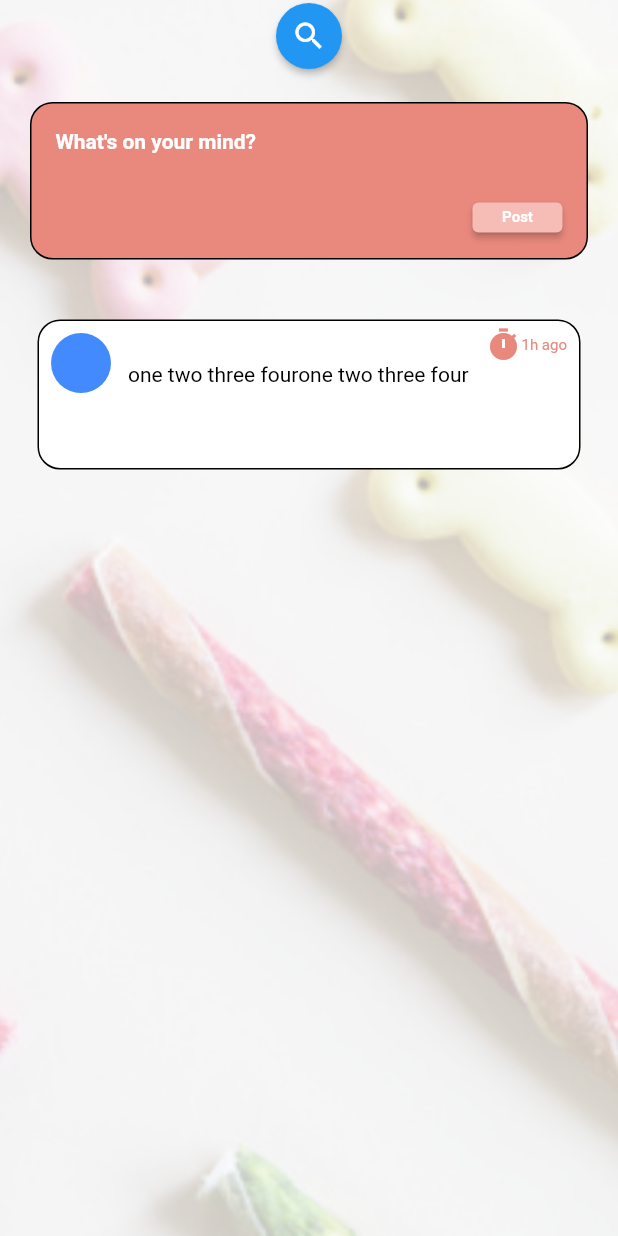
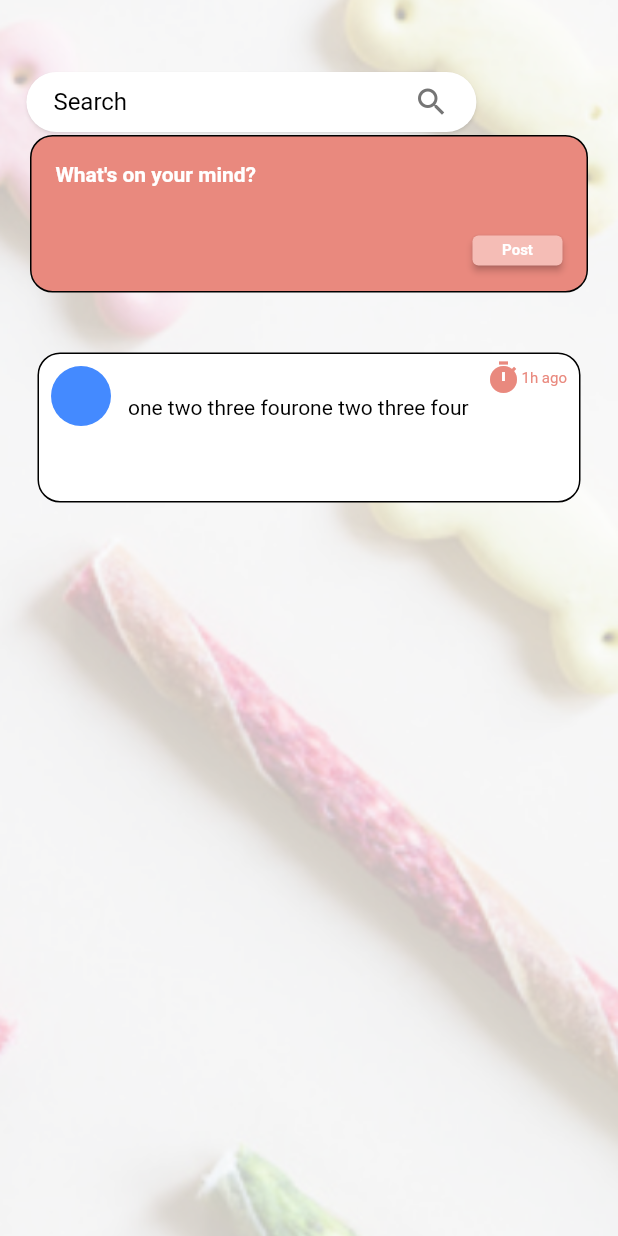
Before and after one commit to AhmedSh4hien/pettopia, a Flutter app: the screen it shows after launch, on a phone screen of 412 x 824 dp. Run offline on Flutter 3.47's test engine with Material 2 defaults, Android fonts, the phone set to English and light mode, and no system bars; drawn by our look-alikes of material_floating_search_bar.

Commit message:
search bar

```diff
--- a/lib/screens/home/home_screen.dart
+++ b/lib/screens/home/home_screen.dart
@@ -2,6 +2,7 @@ import 'package:flutter/material.dart';
 import 'package:pettopia/widgets/home_widgets/home_post_bubble.dart';
 import 'package:pettopia/widgets/home_widgets/home_posting_form.dart';
 import 'package:material_floating_search_bar/material_floating_search_bar.dart';
+import 'package:pettopia/widgets/home_widgets/home_search_bar.dart';
 
 class HomeScreen extends StatefulWidget {
   @override
@@ -17,24 +18,23 @@ class _HomeScreenState extends State<HomeScreen> {
           image: DecorationImage(
               image: AssetImage('assets/images/HomeBG.png'), fit: BoxFit.cover),
         ),
-        child: ListView(
-          children: [
-            FloatingSearchBarAction(
-              child: ElevatedButton(
-                child: Icon(Icons.search, color: Colors.white),
-                onPressed: () {},
-                style: ElevatedButton.styleFrom(
-                  shape: CircleBorder(),
-                  padding: EdgeInsets.all(10),
-                  primary: Colors.blue, // <-- Button color
-                  onPrimary: Colors.red, // <-- Splash color
-                ),
-              ),
+        child: Stack(
+          children: [Padding(
+            padding: const EdgeInsets.only(top: 70),
+            child: ListView(
+              children: [
+              PostingForm(),
+                PostBubble(),
+              ],
+
             ),
-            PostingForm(),
-            PostBubble(),
-          ],
+          ),
+          Padding(
+            padding: const EdgeInsets.all(8.0),
+            child: SearchBar(),
+          ),],
         ),
+
       ),
     );
   }
--- /dev/null
+++ b/lib/widgets/home_widgets/home_search_bar.dart
@@ -0,0 +1,68 @@
+import 'package:flutter/material.dart';
+import 'package:material_floating_search_bar/material_floating_search_bar.dart';
+
+class SearchBar extends StatelessWidget {
+  @override
+  Widget build(BuildContext context) {
+    return FloatingSearchBar(
+      hint: 'Search',
+      hintStyle: TextStyle(color: Colors.black),
+      // openAxisAlignment: ,
+      width: 300,
+      openWidth: 350,
+      axisAlignment: -0.8,
+      scrollPadding: EdgeInsets.only(top: 16, bottom: 20),
+      elevation: 1.0,
+      borderRadius: BorderRadius.circular(30),
+      height: 40,
+      padding: EdgeInsets.symmetric(horizontal: 10),
+      margins: EdgeInsets.only(top: 40),
+      onQueryChanged: (query) {
+        //methods here
+      },
+
+      transitionCurve: Curves.easeInOut,
+      transitionDuration: Duration(milliseconds: 500),
+      transition: CircularFloatingSearchBarTransition(),
+      debounceDelay: Duration(milliseconds: 500),
+      actions: [
+        FloatingSearchBarAction(
+          showIfOpened: false,
+          child: CircularButton(
+            icon: Icon(Icons.search),
+            onPressed: () {
+              //
+            },
+          ),
+        ),
+        FloatingSearchBarAction.searchToClear(
+          showIfClosed: false,
+        ),
+      ], //to hide actions icon
+      leadingActions: [],
+      builder: (context, transition) {
+        return ClipRRect(
+          borderRadius: BorderRadius.circular(30),
+          child: Material(
+            color: Colors.white,
+            elevation: 4.0,
+            child: Column(mainAxisSize: MainAxisSize.min, children: [
+              ListTile(
+                title: Text('Item 1'),
+                subtitle: Text('more?'),
+              ),
+              ListTile(
+                title: Text('Item 2'),
+                subtitle: Text('more...'),
+              ),
+              ListTile(
+                title: Text('Item 3'),
+                subtitle: Text('more!'),
+              ),
+            ]),
+          ),
+        );
+      },
+    );
+  }
+}
--- a/pubspec.yaml
+++ b/pubspec.yaml
@@ -35,6 +35,8 @@ dev_dependencies:
   flutter_test:
     sdk: flutter
   material_floating_search_bar: ^0.3.4
+
+
 
 # For information on the generic Dart part of this file, see the
 # following page: https://dart.dev/tools/pub/pubspec
```
